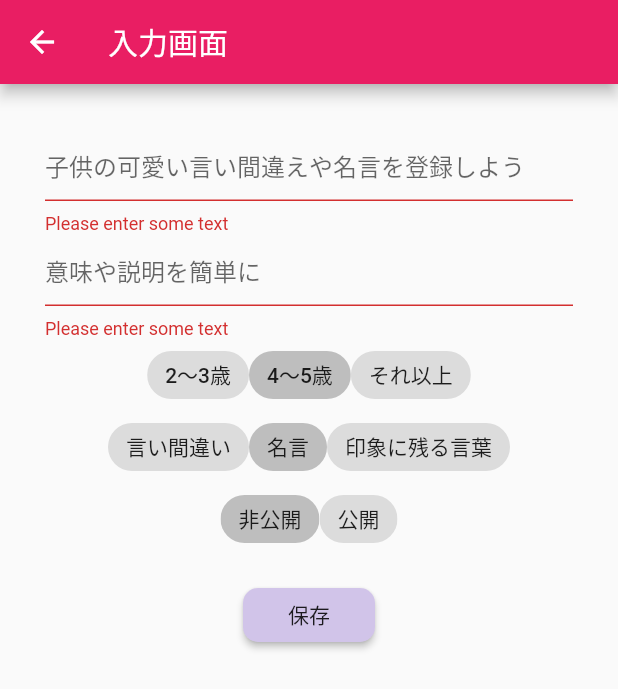
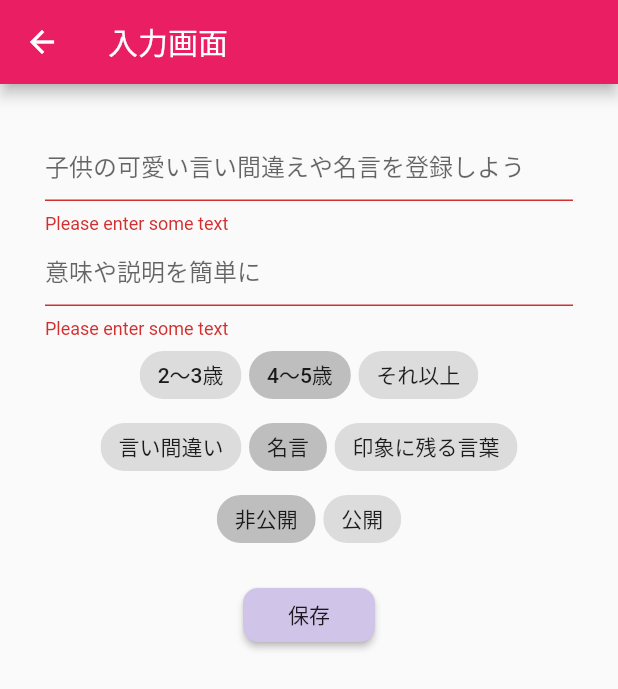
Before and after one commit to megumikanX/my_child_record, a Flutter app: the InputPage screen opened by its route, after a tap on "保存", on a phone screen of 412 x 824 dp. Shown: the top 689 px of the screen. Run offline on Flutter 3.47's test engine with Material 2 defaults, Android fonts, the phone set to English and light mode, and no system bars; our stand-ins replace cloud_firestore, firebase_auth; accounts and stored records are empty.

Commit message:
入力画面実装

```diff
--- a/lib/inputScreen.dart
+++ b/lib/inputScreen.dart
@@ -25,8 +25,18 @@ class _InputFormWidgetState extends State<InputFormWidget> {
   final _auth = FirebaseAuth.instance;
   final _firestore = Firestore.instance;
   FirebaseUser loggedInUser;
+
   String wordText;
   String detailText;
+
+  int age = 1;
+  final List<String> ageOption = ['2〜3歳', '4〜5歳', 'それ以上'];
+
+  int type = 1;
+  final List<String> typeOption = ['言い間違い', '名言', '印象に残る言葉'];
+
+  int public = 0;
+  final List<String> publicOption = ['非公開', '公開'];
 
   @override
   void initState() {
@@ -94,9 +104,62 @@ class _InputFormWidgetState extends State<InputFormWidget> {
                 detailText = value;
               },
             ),
-            AgeOptions(),
-            TypeOptions(),
-            publicOptions(),
+            //AgeOptions(selec),
+            Wrap(
+              spacing: 5.0,
+              children: List<Widget>.generate(
+                3,
+                (int index) {
+                  return ChoiceChip(
+                    label: Text(ageOption[index]),
+                    selected: age == index,
+                    onSelected: (bool selected) {
+                      setState(() {
+                        age = selected ? index : null;
+                        print(age);
+                      });
+                    },
+                  );
+                },
+              ).toList(),
+            ),
+            Wrap(
+              spacing: 5.0,
+              children: List<Widget>.generate(
+                3,
+                (int index) {
+                  return ChoiceChip(
+                    label: Text(typeOption[index]),
+                    selected: type == index,
+                    onSelected: (bool selected) {
+                      setState(() {
+                        type = selected ? index : null;
+                        print(type);
+                      });
+                    },
+                  );
+                },
+              ).toList(),
+            ),
+            Wrap(
+              spacing: 5.0,
+              children: List<Widget>.generate(
+                2,
+                (int index) {
+                  return ChoiceChip(
+                    label: Text(publicOption[index]),
+                    selected: public == index,
+                    onSelected: (bool selected) {
+                      setState(() {
+                        public = selected ? index : null;
+                        print(public);
+                      });
+                    },
+                  );
+                },
+              ).toList(),
+            ),
+            //publicOptions(),
             Padding(
               padding: const EdgeInsets.symmetric(vertical: 16.0),
               child: RaisedButton(
@@ -104,10 +167,17 @@ class _InputFormWidgetState extends State<InputFormWidget> {
                   if (_formKey.currentState.validate()) {
                     this._formKey.currentState.save();
                   }
-                  //wordText + loggedInUser.email
-                  _firestore
-                      .collection('words')
-                      .add({'title': wordText, 'userID': loggedInUser.email});
+                  _firestore.collection('words').add({
+                    'userID': loggedInUser.email,
+                    'title': wordText,
+                    'detail': detailText,
+                    'ageOption': age,
+                    'typeOption': type,
+                    'favCount': 0,
+                    'isPublic': public,
+                    'createdAt': DateTime.now(),
+                    'updatedAt': DateTime.now(),
+                  });
                 },
                 child: Text('保存'),
                 color: Colors.deepPurple[100],
@@ -122,99 +192,3 @@ class _InputFormWidgetState extends State<InputFormWidget> {
     );
   }
 }
-
-class AgeOptions extends StatefulWidget {
-  @override
-  _AgeOptionsState createState() => _AgeOptionsState();
-}
-
-class _AgeOptionsState extends State<AgeOptions> {
-  int _value = 1;
-  List<String> ageOption = ['2〜3歳', '4〜5歳', 'それ以上'];
-
-  @override
-  Widget build(BuildContext context) {
-    return Container(
-      child: Wrap(
-        children: List<Widget>.generate(
-          3,
-          (int index) {
-            return ChoiceChip(
-              label: Text(ageOption[index]),
-              selected: _value == index,
-              onSelected: (bool selected) {
-                setState(() {
-                  _value = selected ? index : null;
-                });
-              },
-            );
-          },
-        ).toList(),
-      ),
-    );
-  }
-}
-
-class TypeOptions extends StatefulWidget {
-  @override
-  _TypeOptionsState createState() => _TypeOptionsState();
-}
-
-class _TypeOptionsState extends State<TypeOptions> {
-  int _value = 1;
-  List<String> typeOption = ['言い間違い', '名言', '印象に残る言葉'];
-
-  @override
-  Widget build(BuildContext context) {
-    return Container(
-      child: Wrap(
-        children: List<Widget>.generate(
-          3,
-          (int index) {
-            return ChoiceChip(
-              label: Text(typeOption[index]),
-              selected: _value == index,
-              onSelected: (bool selected) {
-                setState(() {
-                  _value = selected ? index : null;
-                });
-              },
-            );
-          },
-        ).toList(),
-      ),
-    );
-  }
-}
-
-class publicOptions extends StatefulWidget {
-  @override
-  _publicOptionsState createState() => _publicOptionsState();
-}
-
-class _publicOptionsState extends State<publicOptions> {
-  int _value = 0;
-  List<String> publicOption = ['非公開', '公開'];
-
-  @override
-  Widget build(BuildContext context) {
-    return Container(
-      child: Wrap(
-        children: List<Widget>.generate(
-          2,
-          (int index) {
-            return ChoiceChip(
-              label: Text(publicOption[index]),
-              selected: _value == index,
-              onSelected: (bool selected) {
-                setState(() {
-                  _value = selected ? index : null;
-                });
-              },
-            );
-          },
-        ).toList(),
-      ),
-    );
-  }
-}
```
Also changed, not shown: lib/main.dart (+18 -10 lines), lib/myListScreen.dart (+14 -16 lines), lib/publicListScreen.dart (+9 -1 lines).
